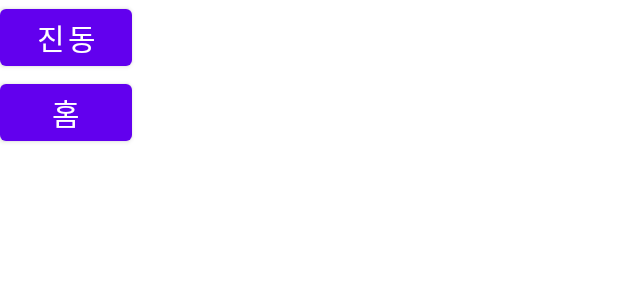
After one commit to moosimoosihan/EditText, an Android app: the layout activity_vibrator.xml on its own in the app's theme, with its tools: preview values and no code run, on a phone screen of 412 x 824 dp. The commit adds this screen. Shown: the top 300 px of the screen. Run offline under Robolectric (Android 15) with nearby library versions, the phone set to English and light mode, and no system bars.

Commit message:
Vibrator

```diff
--- a/app/src/main/res/layout/activity_main.xml
+++ b/app/src/main/res/layout/activity_main.xml
@@ -159,6 +159,12 @@
             android:layout_height="wrap_content"
             android:text="달력"/>
 
+        <Button
+            android:id="@+id/btn_Vibrator"
+            android:layout_width="wrap_content"
+            android:layout_height="wrap_content"
+            android:text="진동"/>
+
     </LinearLayout>
 
 </LinearLayout>
--- /dev/null
+++ b/app/src/main/res/layout/activity_vibrator.xml
@@ -0,0 +1,24 @@
+<?xml version="1.0" encoding="utf-8"?>
+<LinearLayout xmlns:android="http://schemas.android.com/apk/res/android"
+    xmlns:app="http://schemas.android.com/apk/res-auto"
+    xmlns:tools="http://schemas.android.com/tools"
+    android:layout_width="match_parent"
+    android:layout_height="match_parent"
+    android:orientation="vertical"
+    tools:context=".Vibrator_Activity">
+
+    <Button
+        android:id="@+id/vibBtn"
+        android:layout_width="wrap_content"
+        android:layout_height="wrap_content"
+        android:text="진동"
+        android:textSize="20sp" />
+
+    <Button
+        android:id="@+id/btn_home"
+        android:layout_width="wrap_content"
+        android:layout_height="wrap_content"
+        android:text="홈"
+        android:textSize="20sp" />
+
+</LinearLayout>
```
Also changed, not shown: app/src/main/AndroidManifest.xml (+15 -0 lines), app/src/main/java/com/example/edittext/MainActivity.java (+13 -0 lines), app/src/main/java/com/example/edittext/Vibrator_Activity.kt (added, +47 -0 lines).
